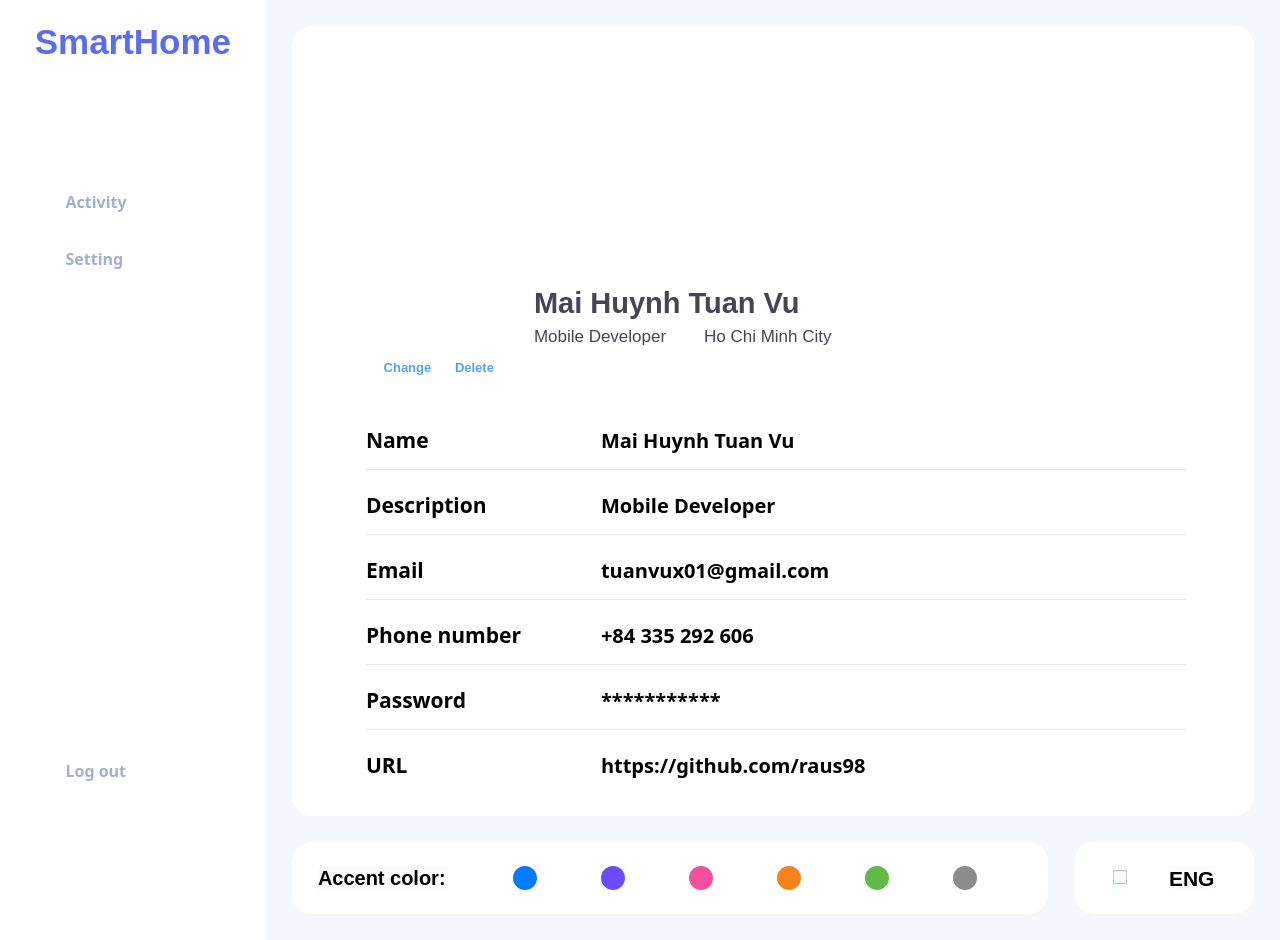
The window that main_ui.ui (hoanghuyn/Python_IOT_app) describes before a commit, drawn with Qt 5.
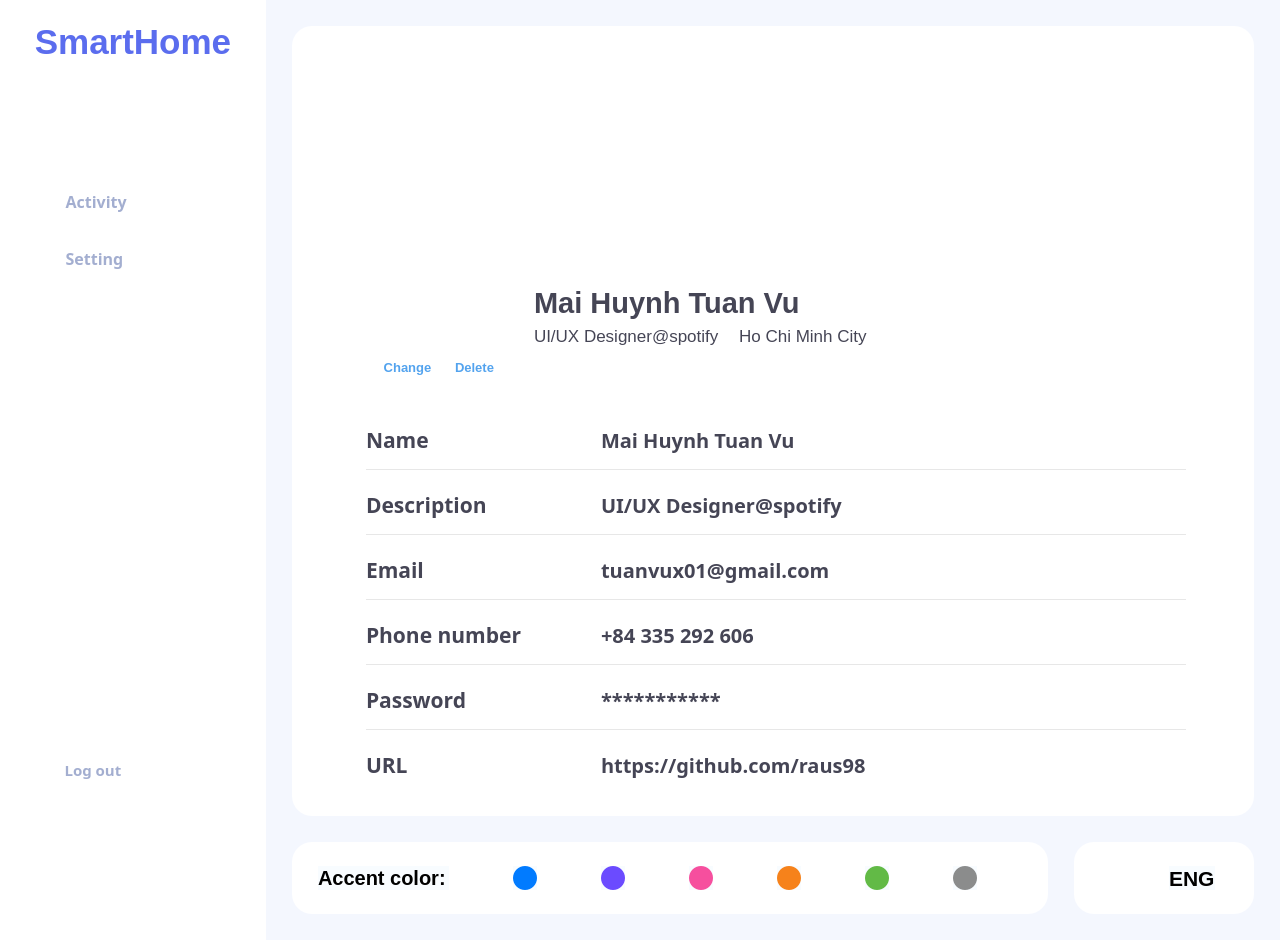
The same window after the commit. The open tabs and pages were chosen to show the change. Icons and pictures are not drawn. Custom widgets are drawn as their Qt base class.

```diff
--- a/main_ui.ui
+++ b/main_ui.ui
@@ -606,7 +606,7 @@
                <property name="font">
                 <font>
                  <family>Segoe UI Semibold</family>
-                 <pointsize>12</pointsize>
+                 <pointsize>-1</pointsize>
                  <weight>75</weight>
                  <bold>true</bold>
                 </font>
@@ -618,9 +618,19 @@
                 <string notr="true">QPushButton{
 	text-align: left;
 	color: rgb(163, 174, 208);
+	font-size: 15px;
 	padding-left:11px;
 	border: 0px solid;
 }
+
+QPushButton:hover{
+	text-align: left;
+	color: rgb(163, 174, 208);
+	font-size: 16px;
+	padding-left:11px;
+	border: 0px solid;
+}
+
 </string>
                </property>
                <property name="text">
@@ -5380,7 +5390,7 @@
                     </property>
                     <layout class="QHBoxLayout" name="horizontalLayout_37">
                      <property name="spacing">
-                      <number>5</number>
+                      <number>15</number>
                      </property>
                      <property name="leftMargin">
                       <number>0</number>
@@ -5467,7 +5477,7 @@
                            <number>0</number>
                           </property>
                           <property name="text">
-                           <string>Mobile Developer</string>
+                           <string>UI/UX Designer@spotify</string>
                           </property>
                           <property name="scaledContents">
                            <bool>true</bool>
@@ -5691,6 +5701,9 @@
                            <bold>true</bold>
                           </font>
                          </property>
+                         <property name="styleSheet">
+                          <string notr="true">color: #454555;</string>
+                         </property>
                          <property name="lineWidth">
                           <number>0</number>
                          </property>
@@ -5744,6 +5757,9 @@
                            <bold>true</bold>
                           </font>
                          </property>
+                         <property name="styleSheet">
+                          <string notr="true">color: #454555;</string>
+                         </property>
                          <property name="lineWidth">
                           <number>0</number>
                          </property>
@@ -5930,6 +5946,9 @@
                            <bold>true</bold>
                           </font>
                          </property>
+                         <property name="styleSheet">
+                          <string notr="true">color: #454555;</string>
+                         </property>
                          <property name="lineWidth">
                           <number>0</number>
                          </property>
@@ -5983,11 +6002,14 @@
                            <bold>true</bold>
                           </font>
                          </property>
+                         <property name="styleSheet">
+                          <string notr="true">color: #454555;</string>
+                         </property>
                          <property name="lineWidth">
                           <number>0</number>
                          </property>
                          <property name="text">
-                          <string>Mobile Developer</string>
+                          <string>UI/UX Designer@spotify</string>
                          </property>
                         </widget>
                        </item>
@@ -6169,6 +6191,9 @@
                            <bold>true</bold>
                           </font>
                          </property>
+                         <property name="styleSheet">
+                          <string notr="true">color: #454555;</string>
+                         </property>
                          <property name="lineWidth">
                           <number>0</number>
                          </property>
@@ -6222,6 +6247,9 @@
                            <bold>true</bold>
                           </font>
                          </property>
+                         <property name="styleSheet">
+                          <string notr="true">color: #454555;</string>
+                         </property>
                          <property name="lineWidth">
                           <number>0</number>
                          </property>
@@ -6408,6 +6436,9 @@
                            <bold>true</bold>
                           </font>
                          </property>
+                         <property name="styleSheet">
+                          <string notr="true">color: #454555;</string>
+                         </property>
                          <property name="lineWidth">
                           <number>0</number>
                          </property>
@@ -6461,6 +6492,9 @@
                            <bold>true</bold>
                           </font>
                          </property>
+                         <property name="styleSheet">
+                          <string notr="true">color: #454555;</string>
+                         </property>
                          <property name="lineWidth">
                           <number>0</number>
                          </property>
@@ -6647,6 +6681,9 @@
                            <bold>true</bold>
                           </font>
                          </property>
+                         <property name="styleSheet">
+                          <string notr="true">color: #454555;</string>
+                         </property>
                          <property name="lineWidth">
                           <number>0</number>
                          </property>
@@ -6700,6 +6737,9 @@
                            <bold>true</bold>
                           </font>
                          </property>
+                         <property name="styleSheet">
+                          <string notr="true">color: #454555;</string>
+                         </property>
                          <property name="lineWidth">
                           <number>0</number>
                          </property>
@@ -6885,6 +6925,9 @@
                            <bold>true</bold>
                           </font>
                          </property>
+                         <property name="styleSheet">
+                          <string notr="true">color: #454555;</string>
+                         </property>
                          <property name="lineWidth">
                           <number>0</number>
                          </property>
@@ -6938,6 +6981,9 @@
                            <bold>true</bold>
                           </font>
                          </property>
+                         <property name="styleSheet">
+                          <string notr="true">color: #454555;</string>
+                         </property>
                          <property name="lineWidth">
                           <number>0</number>
                          </property>
@@ -7588,22 +7634,6 @@
                     <property name="bottomMargin">
                      <number>0</number>
                     </property>
-                    <item alignment="Qt::AlignLeft">
-                     <widget class="ToggleButton" name="cb_language">
-                      <property name="cursor">
-                       <cursorShape>PointingHandCursor</cursorShape>
-                      </property>
-                      <property name="text">
-                       <string/>
-                      </property>
-                      <property name="checkable">
-                       <bool>true</bool>
-                      </property>
-                      <property name="tristate">
-                       <bool>false</bool>
-                      </property>
-                     </widget>
-                    </item>
                    </layout>
                   </widget>
                  </item>
```
Left out of the diff: 8 changed lines with no effect on the pictures.
